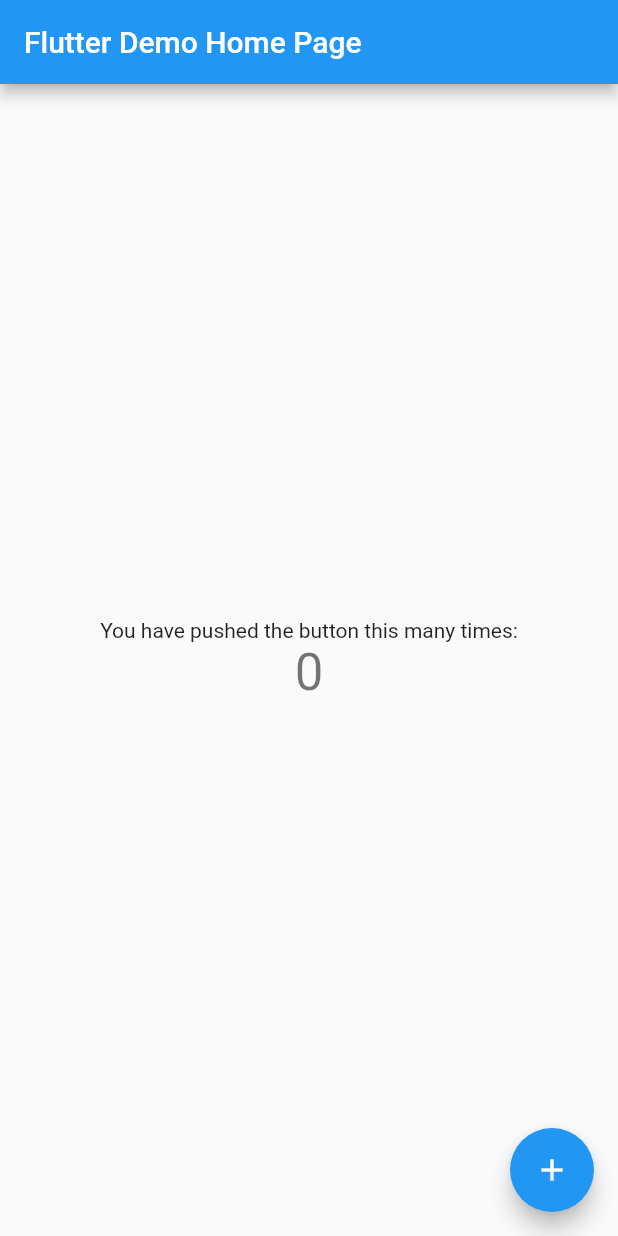
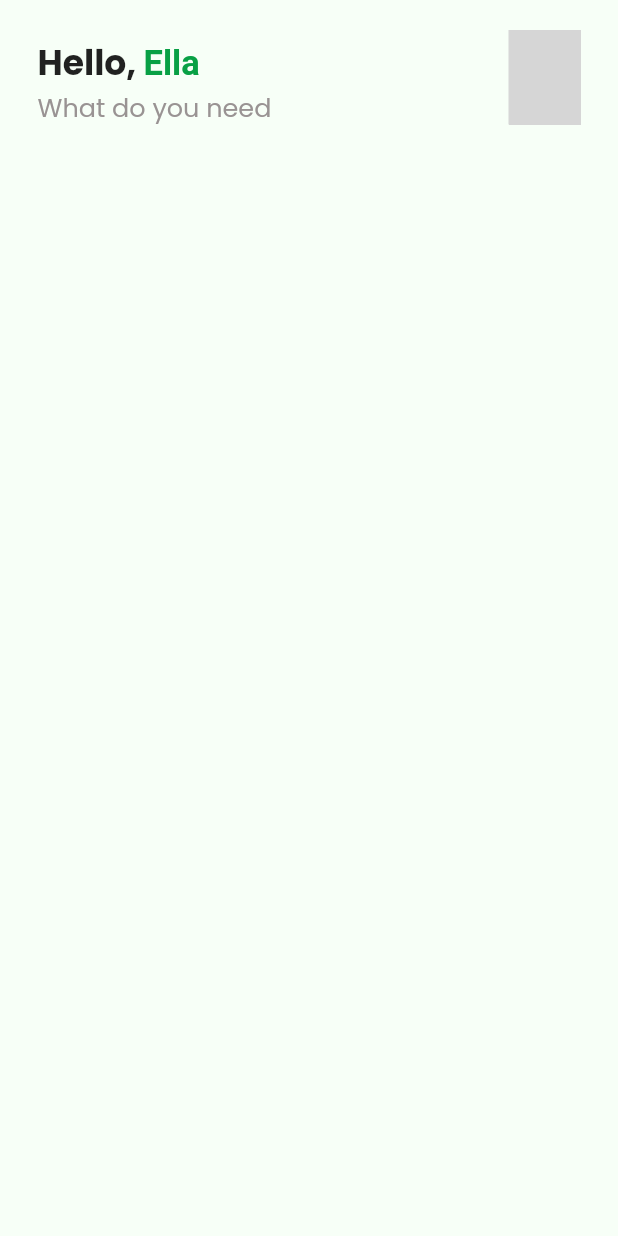
Before and after one commit to AminullahTajMuhammad/grocery_app_ui_flutter, a Flutter app: the screen it shows after launch, on a phone screen of 412 x 824 dp. Run offline on Flutter 3.47's test engine with Material 2 defaults, Android fonts, the phone set to English and light mode, and no system bars; our stand-ins replace flutter_svg, google_fonts; grey boxes are pictures that could not be loaded.

Commit message:
Home screen UI under construction.

```diff
--- /dev/null
+++ b/lib/contants.dart
@@ -0,0 +1,7 @@
+import 'package:flutter/cupertino.dart';
+
+class Constants {
+  static const PRIMARY_COLOR = Color(0xff08A045);
+  static const GREY_COLOR = Color(0xff999393);
+  static const SURFACE_COLOR = Color(0xffF7FFF7);
+}
--- /dev/null
+++ b/lib/home_page.dart
@@ -0,0 +1,101 @@
+import 'package:flutter/material.dart';
+import 'package:flutter_svg/flutter_svg.dart';
+import 'package:google_fonts/google_fonts.dart';
+import 'package:grocery_app/contants.dart';
+
+class HomePage extends StatefulWidget {
+  @override
+  State<StatefulWidget> createState() => _HomePageState();
+}
+
+class _HomePageState extends State<HomePage> {
+  @override
+  Widget build(BuildContext context) {
+    return Scaffold(
+      backgroundColor: Constants.SURFACE_COLOR,
+      body: SingleChildScrollView(
+        child: initScreen(),
+      ),
+    );
+  }
+
+  Widget initScreen() {
+    return SafeArea(
+      child: Column(
+        crossAxisAlignment: CrossAxisAlignment.start,
+        mainAxisAlignment: MainAxisAlignment.start,
+        children: [
+          buildGreeting(),
+          // buildSearch(),
+          // buildCategorys(),
+          // buildTopProducts()
+        ],
+      ),
+    );
+  }
+
+  Widget buildGreeting() {
+    return Container(
+      width: MediaQuery.of(context).size.width,
+      child: Stack(
+        children: [
+          Container(
+            margin: EdgeInsets.only(left: 25, top: 25),
+            child: Column(
+              crossAxisAlignment: CrossAxisAlignment.start,
+              mainAxisAlignment: MainAxisAlignment.start,
+              children: [
+                Text.rich(
+                  TextSpan(
+                    style: TextStyle(
+                      fontFamily: GoogleFonts.poppins().fontFamily,
+                      fontWeight: FontWeight.bold,
+                      fontSize: 23
+                    ),
+                    children: [
+                      TextSpan(text: 'Hello, ',),
+                      TextSpan(
+                        text: 'Ella',
+                        style: TextStyle(
+                          color: Constants.PRIMARY_COLOR,
+                        ),
+                      ),
+                    ]
+                  )
+                ),
+                Text(
+                  'What do you need',
+                  style: TextStyle(
+                    fontFamily: GoogleFonts.poppins().fontFamily,
+                    fontSize: 17,
+                    color: Constants.GREY_COLOR
+                  ),
+                )
+              ],
+            ),
+          ),
+          Positioned(
+            right: 25,
+            top: 20,
+            bottom: 1,
+            child: Container(
+              child: SvgPicture.asset('assets/ic_shopping.svg')
+            ),
+          )
+        ],
+      ),
+    );
+  }
+
+  Widget buildSearch() {
+
+  }
+
+  Widget buildCategorys() {
+
+  }
+
+  Widget buildTopProducts() {
+
+  }
+}
--- a/lib/main.dart
+++ b/lib/main.dart
@@ -1,4 +1,6 @@
 import 'package:flutter/material.dart';
+
+import 'home_page.dart';
 
 void main() {
   runApp(MyApp());
@@ -9,66 +11,9 @@
   @override
   Widget build(BuildContext context) {
     return MaterialApp(
-      title: 'Flutter Demo',
-      theme: ThemeData(
-        // This is the theme of your application.
-        //
-        // Try running your application with "flutter run". You'll see the
-        // application has a blue toolbar. Then, without quitting the app, try
-        // changing the primarySwatch below to Colors.green and then invoke
-        // "hot reload" (press "r" in the console where you ran "flutter run",
-        // or simply save your changes to "hot reload" in a Flutter IDE).
-        // Notice that the counter didn't reset back to zero; the application
-        // is not restarted.
-        primarySwatch: Colors.blue,
-      ),
-      home: MyHomePage(title: 'Flutter Demo Home Page'),
+      title: 'Green Grocery',
+      debugShowCheckedModeBanner: false,
+      home: HomePage()
     );
   }
 }
-
-class MyHomePage extends StatefulWidget {
-  MyHomePage({Key key, this.title}) : super(key: key);
-
-  final String title;
-  @override
-  _MyHomePageState createState() => _MyHomePageState();
-}
-
-class _MyHomePageState extends State<MyHomePage> {
-  int _counter = 0;
-
-  void _incrementCounter() {
-    setState(() {
-      _counter++;
-    });
-  }
-
-  @override
-  Widget build(BuildContext context) {
-    return Scaffold(
-      appBar: AppBar(
-        title: Text(widget.title),
-      ),
-      body: Center(
-        child: Column(
-          mainAxisAlignment: MainAxisAlignment.center,
-          children: <Widget>[
-            Text(
-              'You have pushed the button this many times:',
-            ),
-            Text(
-              '$_counter',
-              style: Theme.of(context).textTheme.headline4,
-            ),
-          ],
-        ),
-      ),
-      floatingActionButton: FloatingActionButton(
-        onPressed: _incrementCounter,
-        tooltip: 'Increment',
-        child: Icon(Icons.add),
-      ),
-    );
-  }
-}
--- a/pubspec.yaml
+++ b/pubspec.yaml
@@ -28,6 +28,8 @@
   # The following adds the Cupertino Icons font to your application.
   # Use with the CupertinoIcons class for iOS style icons.
   cupertino_icons: ^1.0.2
+  google_fonts: ^2.1.1
+  flutter_svg: ^1.0.0
 
 dev_dependencies:
   flutter_test:
@@ -45,8 +47,8 @@
   uses-material-design: true
 
   # To add assets to your application, add an assets section, like this:
-  # assets:
-  #   - images/a_dot_burr.jpeg
+  assets:
+    - assets/
   #   - images/a_dot_ham.jpeg
 
   # An image asset can refer to one or more resolution-specific "variants", see
```
Also changed, not shown: pubspec.lock, 6 other files.
